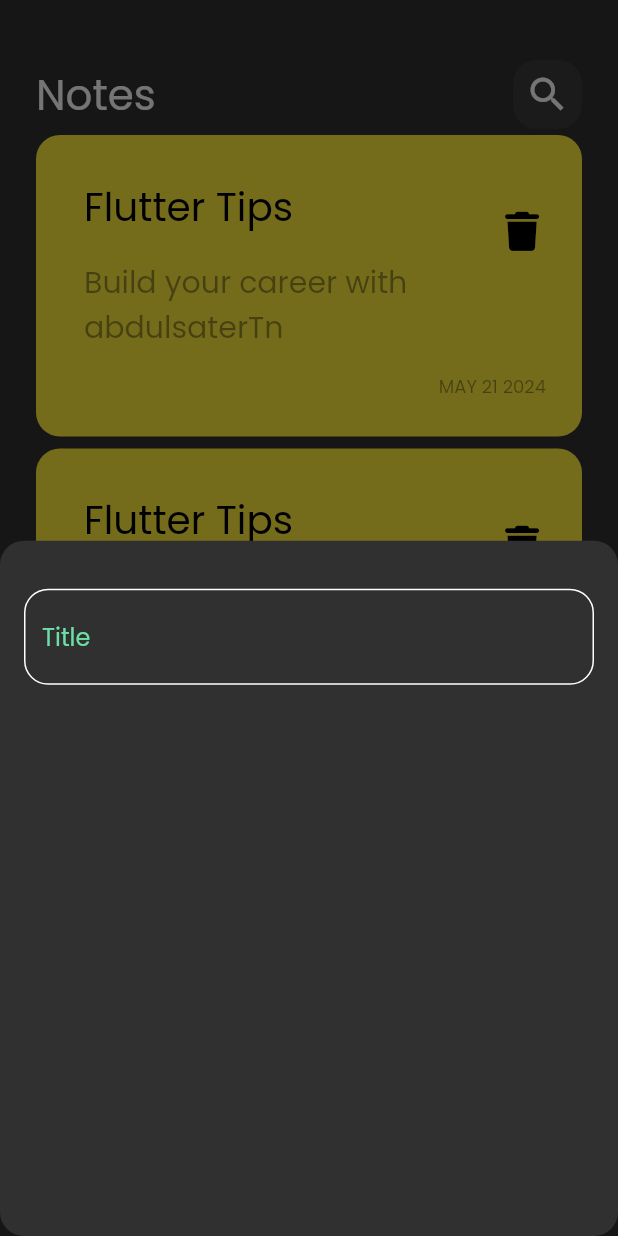
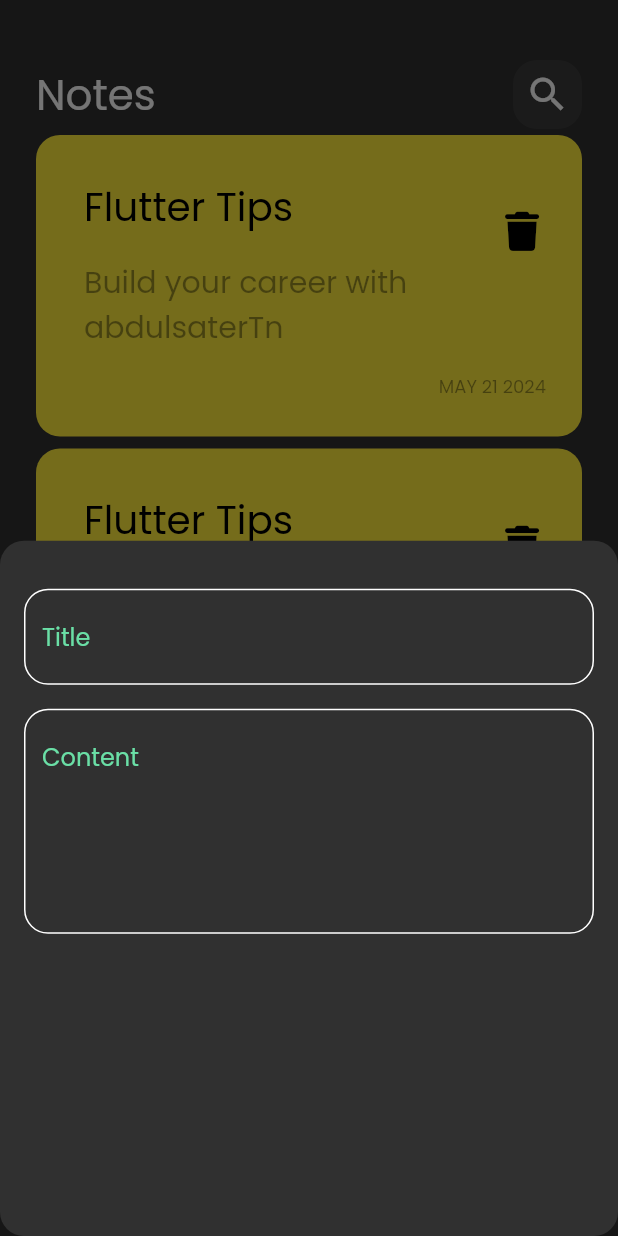
Before and after one commit to abdulsatertn/notes.app, a Flutter app: the screen it shows after launch, after a tap on the "add" icon, on a phone screen of 412 x 824 dp. Run offline on Flutter 3.47's test engine with Material 2 defaults, Android fonts, the phone set to English and light mode, and no system bars; our stand-ins replace font_awesome_flutter.

Commit message:
add fields to buttom sheet

```diff
--- a/lib/view/widgets/add_note_bottom_sheet.dart
+++ b/lib/view/widgets/add_note_bottom_sheet.dart
@@ -6,7 +6,7 @@ class AddNoteBottomSheet extends StatelessWidget {
 
   @override
   Widget build(BuildContext context) {
-    return Padding(
+    return const Padding(
       padding: EdgeInsets.symmetric(
         horizontal: 16,
       ),
@@ -15,7 +15,16 @@ class AddNoteBottomSheet extends StatelessWidget {
           SizedBox(
             height: 32,
           ),
-          CustomTextField(),
+          CustomTextField(
+            hintText: 'Title',
+          ),
+          SizedBox(
+            height: 16,
+          ),
+          CustomTextField(
+            hintText: 'Content',
+            maxLines: 5,
+          )
         ],
       ),
     );
--- a/lib/view/widgets/custom_text_field.dart
+++ b/lib/view/widgets/custom_text_field.dart
@@ -2,14 +2,20 @@ import 'package:flutter/material.dart';
 import 'package:notes_app/constants.dart';
 
 class CustomTextField extends StatelessWidget {
-  const CustomTextField({super.key});
-
+  const CustomTextField({
+    super.key,
+    required this.hintText,
+    this.maxLines = 1,
+  });
+  final String hintText;
+  final int maxLines;
   @override
   Widget build(BuildContext context) {
     return TextField(
+      maxLines: maxLines,
       cursorColor: kPrimaryColor,
       decoration: InputDecoration(
-        hintText: 'Title',
+        hintText: hintText,
         hintStyle: const TextStyle(
           color: kPrimaryColor,
         ),
```
